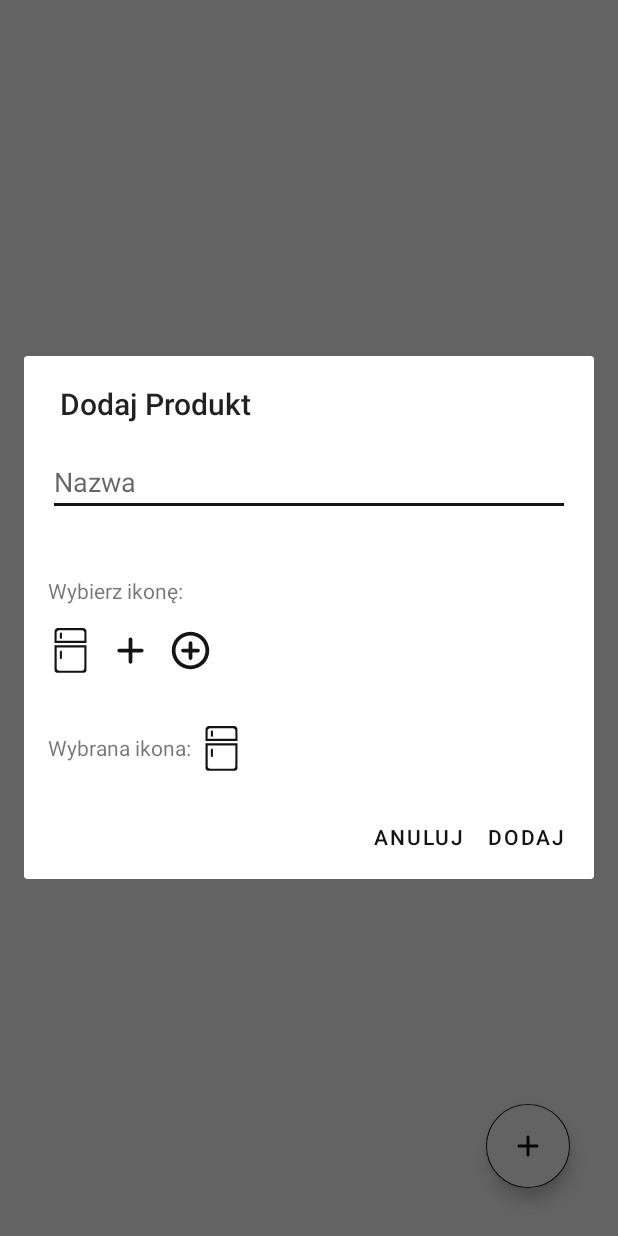
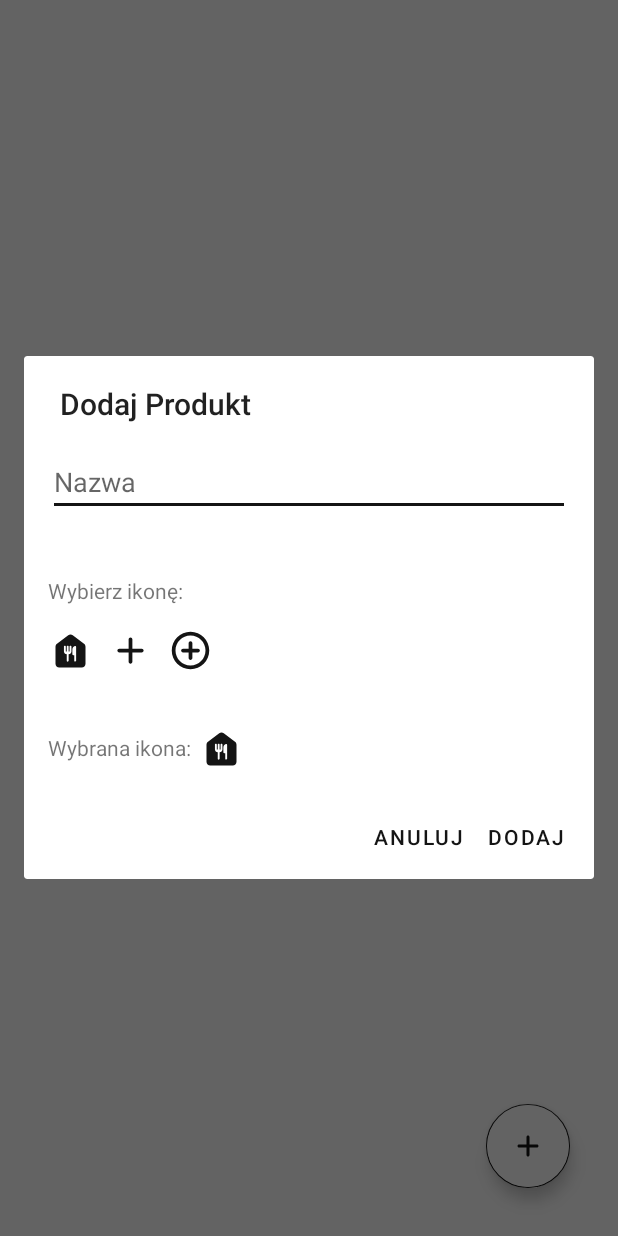
Before and after one commit to Mroxny/MyFridge, an Android app: the screen it shows after launch (MainActivity), after a tap on an icon or button, on a phone screen of 412 x 824 dp. Run offline under Robolectric (Android 15) with nearby library versions, the phone set to English and light mode, and no system bars.

Commit message:
Update 18.09.2021
- saving products status

```diff
--- a/app/src/main/java/com/mroxny/myfridge/AddProductDialog.java
+++ b/app/src/main/java/com/mroxny/myfridge/AddProductDialog.java
@@ -48,7 +48,7 @@ public class AddProductDialog extends AppCompatDialogFragment implements View.On
                             icon = image;
                         }
                         else{
-                            icon = R.drawable.ic_fridge_icon;
+                            icon = R.drawable.ic_round_default_icon;
                         }
 
 
@@ -79,7 +79,7 @@ public class AddProductDialog extends AppCompatDialogFragment implements View.On
         int icon = 0;
         switch (v.getId()) {
             case R.id.icon1:
-                icon = R.drawable.ic_fridge_icon;
+                icon = R.drawable.ic_round_default_icon;
                 break;
             case R.id.icon2:
                 icon = R.drawable.ic_round_add;
--- a/app/src/main/java/com/mroxny/myfridge/MainActivity.java
+++ b/app/src/main/java/com/mroxny/myfridge/MainActivity.java
@@ -1,35 +1,37 @@
 package com.mroxny.myfridge;
 
-import androidx.annotation.RequiresApi;
+import android.content.Context;
+import android.content.SharedPreferences;
+import android.os.Bundle;
+import android.view.View;
+import android.view.WindowManager;
+import android.widget.TextView;
+import android.widget.Toast;
+
 import androidx.appcompat.app.AppCompatActivity;
 import androidx.recyclerview.widget.LinearLayoutManager;
 import androidx.recyclerview.widget.RecyclerView;
 
-import android.annotation.SuppressLint;
-import android.app.Activity;
-import android.graphics.Color;
-import android.os.Build;
-import android.os.Bundle;
-import android.text.Layout;
-import android.view.View;
-import android.view.Window;
-import android.view.WindowManager;
-import android.widget.Button;
-import android.widget.LinearLayout;
-import android.widget.TextView;
-import android.widget.Toast;
-
 import com.google.android.material.floatingactionbutton.FloatingActionButton;
+import com.google.gson.Gson;
+import com.google.gson.GsonBuilder;
 
 import java.util.ArrayList;
+import java.util.HashSet;
+import java.util.Set;
 
 public class MainActivity extends AppCompatActivity implements AddProductDialog.ProductDialogListener{
+
+    private static final String SHARED_PREFS_FILE = "shared_prefs";
+    private static final String SHARED_PREFS_PRODUCTS_KEY = "products";
+
 
     private RecyclerView mRecyclerView;
     private RecyclerView.Adapter mAdapter;
     private RecyclerView.LayoutManager mLayoutManager;
     private FloatingActionButton addProductButton;
-    ArrayList<Product> products = new ArrayList<>();
+    private TextView noProductsSign;
+    private ArrayList<Product> products = new ArrayList<>();
 
     @Override
     protected void onCreate(Bundle savedInstanceState) {
@@ -39,6 +41,9 @@ public class MainActivity extends AppCompatActivity implements AddProductDialog.
         getWindow().setFlags(WindowManager.LayoutParams.FLAG_FULLSCREEN,
                 WindowManager.LayoutParams.FLAG_FULLSCREEN);
 
+        mRecyclerView = findViewById(R.id.recyclerView);
+        noProductsSign = findViewById(R.id.no_products_sign);
+
         addProductButton = (FloatingActionButton) findViewById(R.id.add_product_button);
         addProductButton.setOnClickListener(new View.OnClickListener() {
             @Override
@@ -47,16 +52,37 @@ public class MainActivity extends AppCompatActivity implements AddProductDialog.
             }
         });
 
-        LoadProducts();
-    }
-
-    private void SaveProducts(){
-
+        loadProducts();
+        addProductsToViewport();
 
     }
 
-    private void LoadProducts(){
 
+    private void saveProducts(){
+        Gson gson = gsonMaker();
+        Set<String> set = new HashSet<String>();
+        SharedPreferences prefs = getSharedPreferences(SHARED_PREFS_FILE, Context.MODE_PRIVATE);
+        SharedPreferences.Editor editor = prefs.edit();
+
+        for(Product e: products){
+            set.add(gson.toJson(e,Product.class));
+        }
+
+        editor.putStringSet(SHARED_PREFS_PRODUCTS_KEY,set);
+        editor.apply();
+    }
+
+    private void loadProducts(){
+        SharedPreferences prefs = getSharedPreferences(SHARED_PREFS_FILE, Context.MODE_PRIVATE);
+        Set<String> set = prefs.getStringSet(SHARED_PREFS_PRODUCTS_KEY,null);
+        Gson gson = gsonMaker();
+
+        products.clear();
+        if(set!=null) {
+            for (String e : set) {
+                products.add(gson.fromJson(e, Product.class));
+            }
+        }
     }
 
     private void openAddProductDialog(){
@@ -67,18 +93,23 @@ public class MainActivity extends AppCompatActivity implements AddProductDialog.
 
     private void addProduct(String name, int icon) {
         products.add(new Product(name,icon));
-        SaveProducts();
+        saveProducts();
         addProductsToViewport();
     }
 
     private void addProductsToViewport(){
-        mRecyclerView = findViewById(R.id.recyclerView);
-        mRecyclerView.setHasFixedSize(true);
-        mLayoutManager = new LinearLayoutManager(this);
+        if(products.size()>0) {
+            noProductsSign.setVisibility(View.GONE);
+            mRecyclerView.setHasFixedSize(true);
+            mLayoutManager = new LinearLayoutManager(this);
 
-        mAdapter = new ProductAdapter(products);
-        mRecyclerView.setLayoutManager(mLayoutManager);
-        mRecyclerView.setAdapter(mAdapter);
+            mAdapter = new ProductAdapter(products);
+            mRecyclerView.setLayoutManager(mLayoutManager);
+            mRecyclerView.setAdapter(mAdapter);
+        }
+        else {
+            noProductsSign.setVisibility(View.VISIBLE);
+        }
     }
 
     private String correctName(String name){
@@ -90,10 +121,23 @@ public class MainActivity extends AppCompatActivity implements AddProductDialog.
         return name;
     }
 
+    private Gson gsonMaker(){
+        GsonBuilder builder = new GsonBuilder();
+        builder.excludeFieldsWithoutExposeAnnotation();
+        builder.setPrettyPrinting();
+
+        return builder.create();
+    }
+
     @Override
     public void applyTexts(String name, int icon) {
         name = correctName(name);
         addProduct(name,icon);
     }
 
+    @Override
+    protected void onPause() {
+        super.onPause();
+        saveProducts();
+    }
 }
--- /dev/null
+++ b/app/src/main/res/drawable/ic_round_default_icon.xml
@@ -0,0 +1,5 @@
+<vector android:height="32dp" android:tint="?attr/colorControlNormal"
+    android:viewportHeight="24" android:viewportWidth="24"
+    android:width="32dp" xmlns:android="http://schemas.android.com/apk/res/android">
+    <path android:fillColor="@android:color/white" android:pathData="M10.8,3.9l-6,4.5C4.3,8.78 4,9.37 4,10v9c0,1.1 0.9,2 2,2h12c1.1,0 2,-0.9 2,-2v-9c0,-0.63 -0.3,-1.22 -0.8,-1.6l-6,-4.5C12.49,3.37 11.51,3.37 10.8,3.9zM12.5,12.5c0,0.83 -0.67,1.5 -1.5,1.5v3.5c0,0.28 -0.22,0.5 -0.5,0.5h0c-0.28,0 -0.5,-0.22 -0.5,-0.5V14c-0.83,0 -1.5,-0.67 -1.5,-1.5V10c0,-0.28 0.22,-0.5 0.5,-0.5h0c0.28,0 0.5,0.22 0.5,0.5v2.5H10V10c0,-0.28 0.22,-0.5 0.5,-0.5h0c0.28,0 0.5,0.22 0.5,0.5v2.5h0.5V10c0,-0.28 0.22,-0.5 0.5,-0.5h0c0.28,0 0.5,0.22 0.5,0.5V12.5zM14.5,18L14.5,18c-0.28,0 -0.5,-0.22 -0.5,-0.5v-3h-0.5c-0.28,0 -0.5,-0.22 -0.5,-0.5v-2.5c0,-0.88 0.57,-1.63 1.36,-1.89C14.67,9.5 15,9.75 15,10.09v7.41C15,17.78 14.78,18 14.5,18z"/>
+</vector>
--- a/app/src/main/res/layout/activity_main.xml
+++ b/app/src/main/res/layout/activity_main.xml
@@ -15,6 +15,20 @@
         android:padding="4dp"
         android:scrollbars="vertical" />
 
+    <TextView
+        android:id="@+id/no_products_sign"
+        android:layout_width="match_parent"
+        android:layout_height="wrap_content"
+        android:gravity="center"
+        android:text="Brak Produktów"
+        android:textColor="?attr/colorSecondary"
+        android:textSize="75sp"
+        android:visibility="gone"
+        app:layout_constraintBottom_toBottomOf="parent"
+        app:layout_constraintEnd_toEndOf="parent"
+        app:layout_constraintStart_toStartOf="parent"
+        app:layout_constraintTop_toTopOf="parent" />
+
     <com.google.android.material.floatingactionbutton.FloatingActionButton
         android:id="@+id/add_product_button"
         android:layout_width="wrap_content"
--- a/app/src/main/res/layout/add_product_layout.xml
+++ b/app/src/main/res/layout/add_product_layout.xml
@@ -36,7 +36,7 @@
                 android:layout_width="30dp"
                 android:layout_height="30dp"
                 android:layout_marginRight="10dp"
-                android:background="@drawable/ic_fridge_icon"
+                android:background="@drawable/ic_round_default_icon"
                 android:theme="@style/Button" />
             <Button
                 android:id="@+id/icon2"
@@ -71,7 +71,7 @@
         android:layout_marginStart="5dp"
         android:layout_marginTop="35dp"
         android:layout_toEndOf="@+id/wi2"
-        android:src="@drawable/ic_fridge_icon"
+        android:src="@drawable/ic_round_default_icon"
         app:tint="?attr/colorSecondary" />
 
 </RelativeLayout>
```
Also changed, not shown: app/src/main/java/com/mroxny/myfridge/Product.java (+7 -5 lines).
